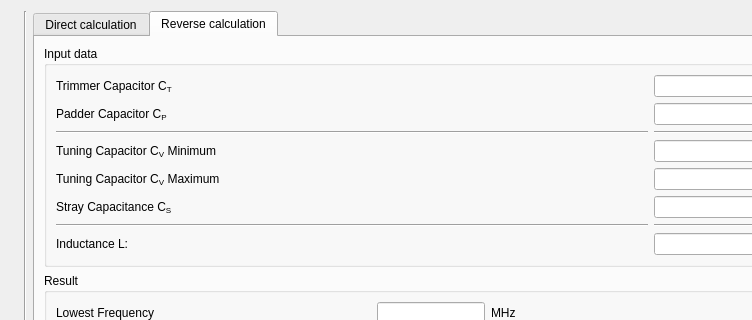
Before: the Qt Designer form bandspread.ui in radioacoustick/Coil64, drawn with Qt 5; both pictures show x 0 to 752 and y 0 to 320 of the 840 by 500 pixel window.
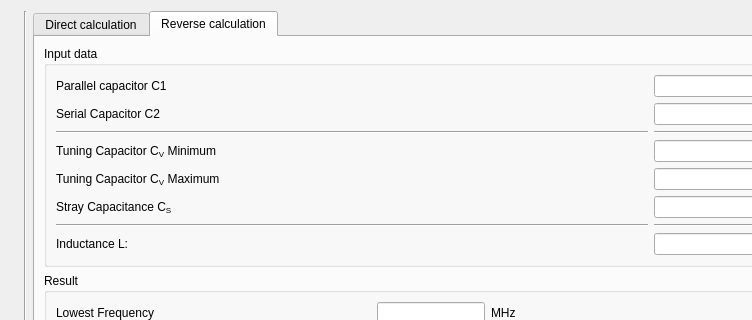
After: the same form once the commit is applied. Icons and pictures are not drawn.

The edit to the form file:
```diff
--- a/bandspread.ui
+++ b/bandspread.ui
@@ -612,7 +612,7 @@
               <item row="1" column="0">
                <widget class="QLabel" name="label_cp_r">
                 <property name="text">
-                 <string notr="true">&lt;html&gt;&lt;head/&gt;&lt;body&gt;&lt;p&gt;Padder Capacitor C&lt;span style=&quot; vertical-align:sub;&quot;&gt;P&lt;/span&gt;&lt;/p&gt;&lt;/body&gt;&lt;/html&gt;</string>
+                 <string notr="true">Serial Capacitor C2</string>
                 </property>
                </widget>
               </item>
@@ -737,7 +737,7 @@
               <item row="0" column="0">
                <widget class="QLabel" name="label_ct_r">
                 <property name="text">
-                 <string notr="true">&lt;html&gt;&lt;head/&gt;&lt;body&gt;&lt;p&gt;Trimmer Capacitor C&lt;span style=&quot; vertical-align:sub;&quot;&gt;T&lt;/span&gt;&lt;/p&gt;&lt;/body&gt;&lt;/html&gt;</string>
+                 <string notr="true">Parallel capacitor C1</string>
                 </property>
                 <property name="wordWrap">
                  <bool>true</bool>
```
Left out of the diff: 4 changed lines with no effect on the pictures.
